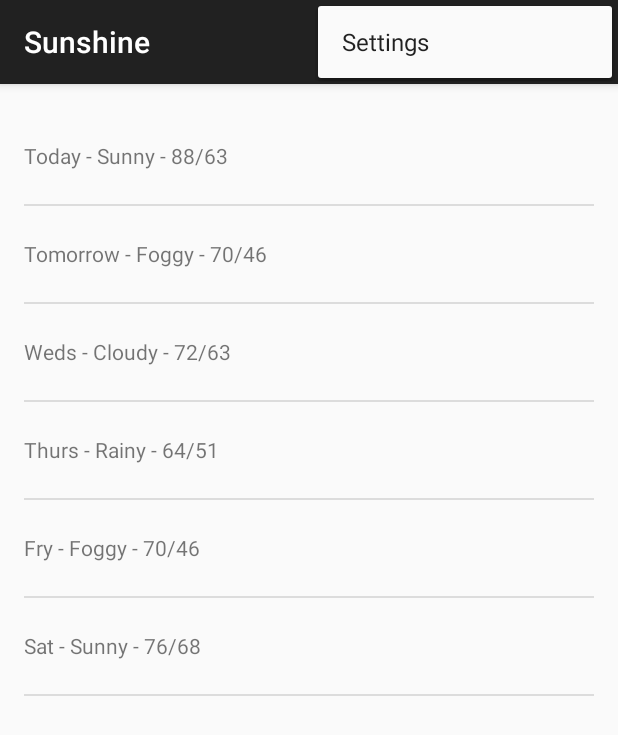
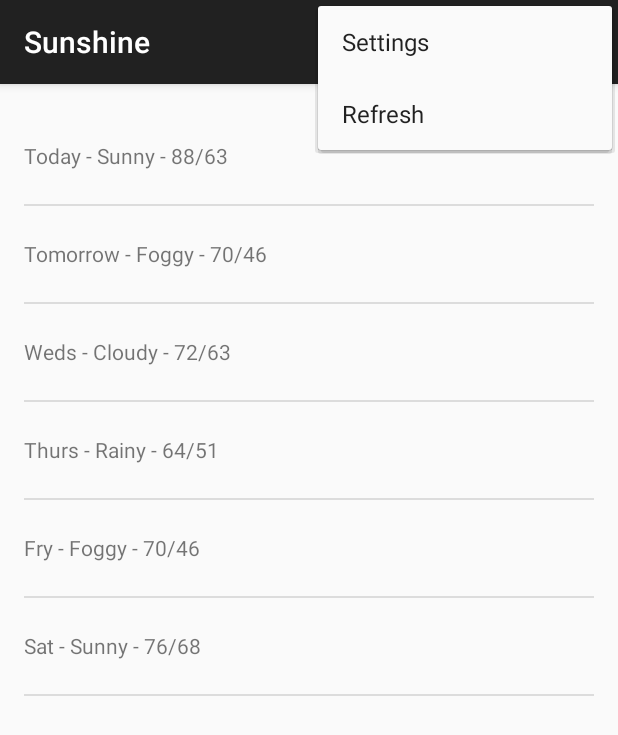
Before and after one commit to jmferrete/sunshine, an Android app: the screen it shows after launch (MainActivity), with the options menu open, on a phone screen of 412 x 824 dp. Shown: the top 735 px of the screen. Run offline under Robolectric (Android 15) with nearby library versions, the phone set to English and light mode, and no system bars.

```diff
--- a/app/src/main/java/com/jmferrete/sunshine/ForecastFragment.java
+++ b/app/src/main/java/com/jmferrete/sunshine/ForecastFragment.java
@@ -4,9 +4,7 @@ import android.app.Fragment;
 import android.os.AsyncTask;
 import android.os.Bundle;
 import android.util.Log;
-import android.view.LayoutInflater;
-import android.view.View;
-import android.view.ViewGroup;
+import android.view.*;
 import android.widget.ArrayAdapter;
 import android.widget.ListView;
 import com.jmferrete.sunshine.R;
@@ -52,11 +50,32 @@ public class ForecastFragment extends Fragment {
 		ListView myView = (ListView) rootView.findViewById(R.id.listview_forecast);
 		myView.setAdapter(forecastAdapter);
 
+		setHasOptionsMenu(true);
+
 		return myView;
 	}
 
+	@Override
+	public void onCreateOptionsMenu(Menu menu, MenuInflater inflater) {
+		inflater.inflate(R.menu.forecast_fragment, menu);
+		super.onCreateOptionsMenu(menu,inflater);
+	}
 
-	class FetchWeatherClass extends AsyncTask<String, String, String> {
+	@Override
+	public boolean onOptionsItemSelected(MenuItem item) {
+		// Handle item selection
+		switch (item.getItemId()) {
+			case R.id.action_refresh:
+				FetchWeatherTask task = new FetchWeatherTask();
+
+				task.execute();
+				return true;
+			default:
+				return super.onOptionsItemSelected(item);
+		}
+	}
+
+	class FetchWeatherTask extends AsyncTask<String, String, String> {
 
 		@Override
 		protected String doInBackground(String... args) {
@@ -72,7 +91,7 @@ public class ForecastFragment extends Fragment {
 				// Construct the URL for the OpenWeatherMap query
 				// Possible parameters are available at OWM's forecast API page, at
 				// http://openweathermap.org/API#forecast
-				URL url = new URL(args[0]);
+				URL url = new URL("http://api.openweathermap.org/data/2.5/forecast/daily?&q=madrid,es&units=metric&mode=json&cnt=7");
 
 				// Create the request to OpenWeatherMap, and open the connection
 				urlConnection = (HttpURLConnection) url.openConnection();
--- /dev/null
+++ b/app/src/main/res/menu/forecast_fragment.xml
@@ -0,0 +1,8 @@
+<?xml version="1.0" encoding="utf-8"?>
+<menu xmlns:android="http://schemas.android.com/apk/res/android"
+		xmlns:app="http://schemas.android.com/apk/res-auto">
+	<item android:id="@+id/action_refresh"
+		  android:title="@string/action_refresh"
+		  android:orderInCategory="100"
+		  app:showAsAction="never"/>
+</menu>
--- a/app/src/main/res/values/strings.xml
+++ b/app/src/main/res/values/strings.xml
@@ -1,4 +1,5 @@
 <resources>
     <string name="app_name">Sunshine</string>
     <string name="action_settings">Settings</string>
+    <string name="action_refresh">Refresh</string>
 </resources>
```
